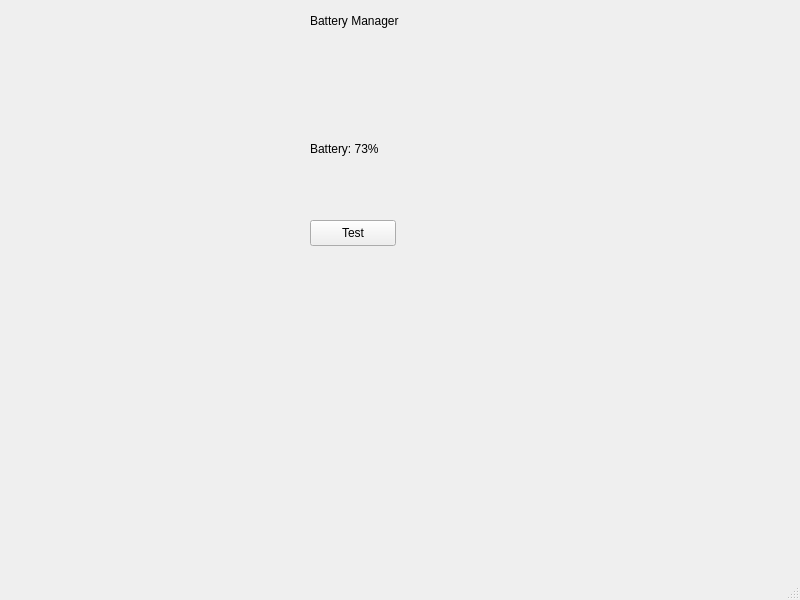
The window that mainwindow.ui (AumPauskar/powerqt) describes before a commit, drawn with Qt 5.
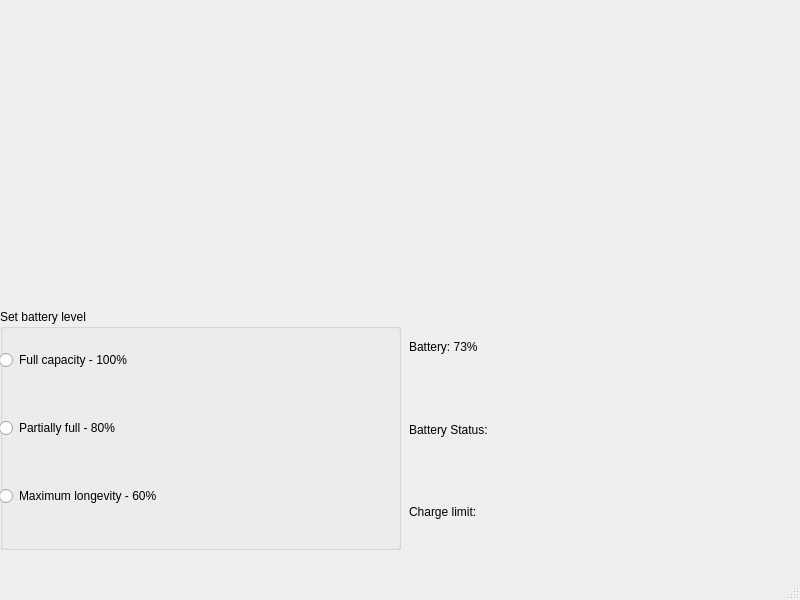
The same window after the commit.

Commit message: UI improvements and json file modes

Diff of the .ui file:
```diff
--- a/mainwindow.ui
+++ b/mainwindow.ui
@@ -2,6 +2,9 @@
 <ui version="4.0">
  <class>MainWindow</class>
  <widget class="QMainWindow" name="MainWindow">
+  <property name="enabled">
+   <bool>true</bool>
+  </property>
   <property name="geometry">
    <rect>
     <x>0</x>
@@ -14,44 +17,84 @@
    <string>MainWindow</string>
   </property>
   <widget class="QWidget" name="centralwidget">
-   <widget class="QLabel" name="label">
+   <widget class="QWidget" name="verticalLayoutWidget">
     <property name="geometry">
      <rect>
-      <x>310</x>
-      <y>0</y>
-      <width>131</width>
-      <height>41</height>
+      <x>409</x>
+      <y>309</y>
+      <width>391</width>
+      <height>241</height>
      </rect>
     </property>
-    <property name="text">
-     <string>Battery Manager</string>
-    </property>
+    <layout class="QVBoxLayout" name="batteryOverview">
+     <item>
+      <widget class="QLabel" name="batteryLabel">
+       <property name="text">
+        <string>Battery: 73%</string>
+       </property>
+      </widget>
+     </item>
+     <item>
+      <widget class="QLabel" name="batteryStatus">
+       <property name="text">
+        <string>Battery Status:</string>
+       </property>
+      </widget>
+     </item>
+     <item>
+      <widget class="QLabel" name="batteryThreshold">
+       <property name="text">
+        <string>Charge limit:</string>
+       </property>
+      </widget>
+     </item>
+    </layout>
    </widget>
-   <widget class="QLabel" name="batteryLabel">
+   <widget class="QGroupBox" name="batterySetup">
     <property name="geometry">
      <rect>
-      <x>310</x>
-      <y>140</y>
-      <width>111</width>
-      <height>18</height>
+      <x>0</x>
+      <y>309</y>
+      <width>401</width>
+      <height>241</height>
      </rect>
     </property>
-    <property name="text">
-     <string>Battery: 73%</string>
+    <property name="title">
+     <string>Set battery level</string>
     </property>
-   </widget>
-   <widget class="QPushButton" name="testButton">
-    <property name="geometry">
-     <rect>
-      <x>310</x>
-      <y>220</y>
-      <width>86</width>
-      <height>26</height>
-     </rect>
-    </property>
-    <property name="text">
-     <string>Test</string>
-    </property>
+    <widget class="QWidget" name="verticalLayoutWidget_2">
+     <property name="geometry">
+      <rect>
+       <x>-1</x>
+       <y>-1</y>
+       <width>401</width>
+       <height>241</height>
+      </rect>
+     </property>
+     <layout class="QVBoxLayout" name="editBattery">
+      <item>
+       <widget class="QRadioButton" name="batt100">
+        <property name="text">
+         <string>Full capacity - 100%</string>
+        </property>
+       </widget>
+      </item>
+      <item>
+       <widget class="QRadioButton" name="batt80">
+        <property name="text">
+         <string>Partially full - 80%</string>
+        </property>
+       </widget>
+      </item>
+      <item>
+       <widget class="QRadioButton" name="batt60">
+        <property name="text">
+         <string>Maximum longevity - 60%</string>
+        </property>
+       </widget>
+      </item>
+     </layout>
+    </widget>
    </widget>
   </widget>
   <widget class="QMenuBar" name="menubar">
```
Left out of the diff: 4 changed lines with no effect on the pictures. The commit also changes 5 other files.
